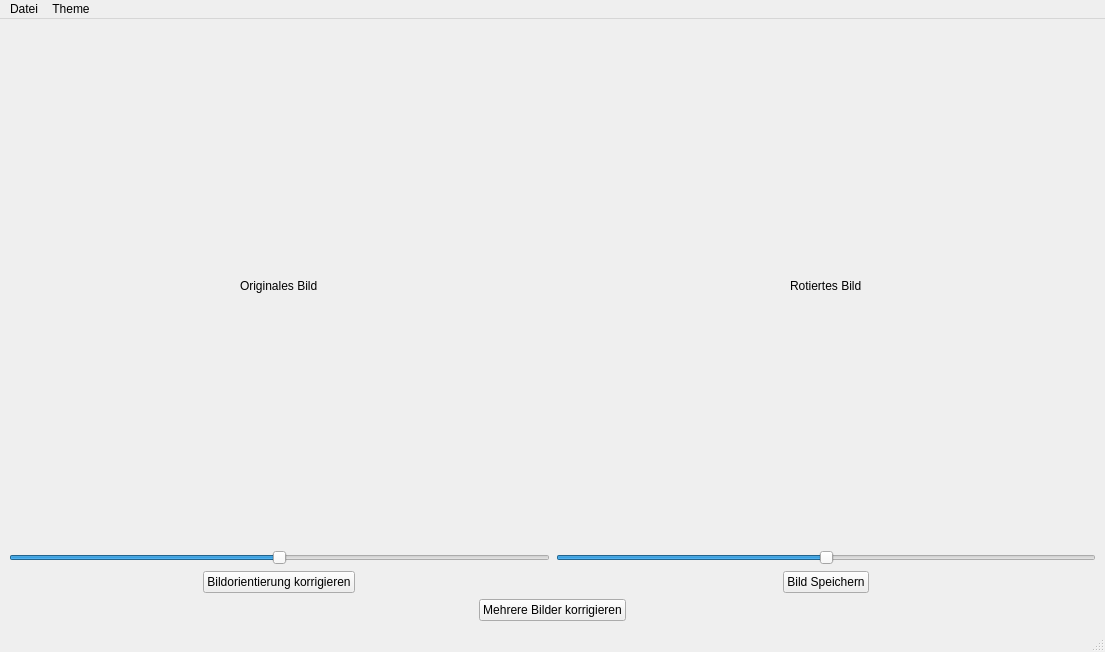
The window that ImageEditor/form.ui (JonasHuu/Automatische-Erkennung-und-Korrektur-der-Bildausrichtung-mithilfe-von-Convolutional-Neural-Networks) describes before a commit, drawn with Qt 5.
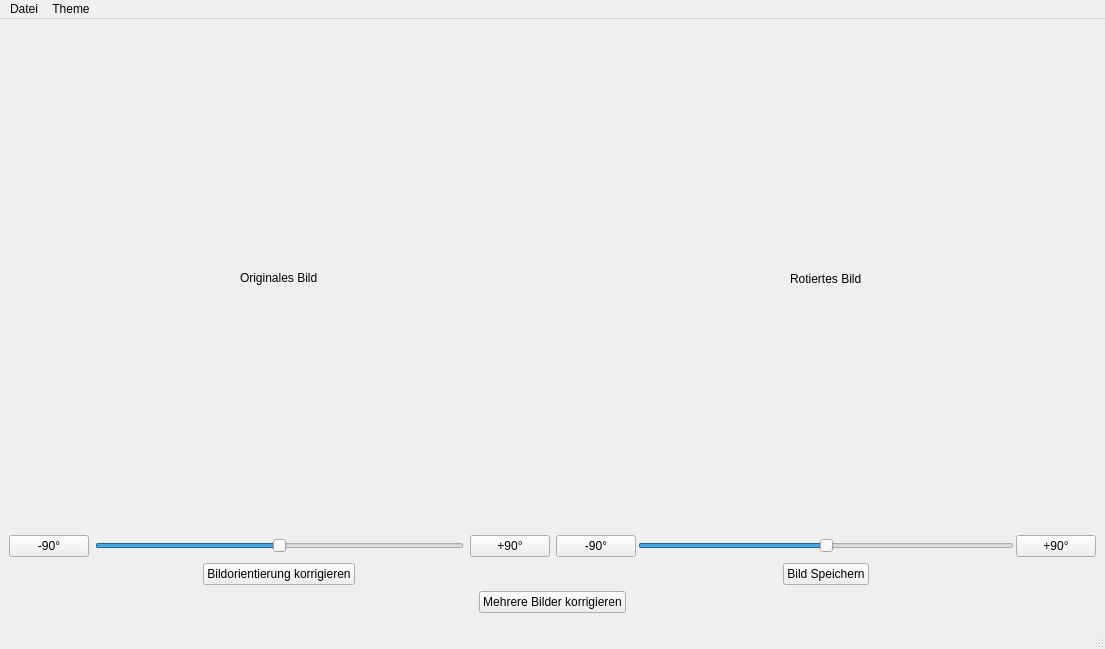
The same window after the commit.

Commit message: added rotate buttons

```diff
--- a/ImageEditor/form.ui
+++ b/ImageEditor/form.ui
@@ -7,7 +7,7 @@
     <x>0</x>
     <y>0</y>
     <width>1105</width>
-    <height>652</height>
+    <height>649</height>
    </rect>
   </property>
   <property name="windowTitle">
@@ -18,7 +18,7 @@
     <item>
      <layout class="QHBoxLayout" name="horizontalLayout">
       <item>
-       <layout class="QVBoxLayout" name="verticalLayout">
+       <layout class="QVBoxLayout" name="verticalLayout" stretch="1,0,0">
         <item alignment="Qt::AlignHCenter|Qt::AlignVCenter">
          <widget class="QLabel" name="original_label">
           <property name="layoutDirection">
@@ -33,6 +33,15 @@
          </widget>
         </item>
         <item>
+         <layout class="QHBoxLayout" name="horizontalLayout_3">
+          <item>
+           <widget class="QPushButton" name="minusButton_2">
+            <property name="text">
+             <string>-90°</string>
+            </property>
+           </widget>
+          </item>
+          <item>
          <widget class="QSlider" name="horizontalSlider">
           <property name="minimum">
            <number>-180</number>
@@ -45,6 +54,15 @@
           </property>
          </widget>
         </item>
+          <item>
+           <widget class="QPushButton" name="plusButton_2">
+            <property name="text">
+             <string>+90°</string>
+            </property>
+           </widget>
+          </item>
+         </layout>
+        </item>
         <item alignment="Qt::AlignHCenter">
          <widget class="QPushButton" name="correct_rotation_button">
           <property name="text">
@@ -55,7 +73,7 @@
        </layout>
       </item>
       <item>
-       <layout class="QVBoxLayout" name="verticalLayout_2">
+       <layout class="QVBoxLayout" name="verticalLayout_2" stretch="1,0,0">
         <item alignment="Qt::AlignHCenter">
          <widget class="QLabel" name="rotated_label">
           <property name="text">
@@ -64,6 +82,24 @@
          </widget>
         </item>
         <item>
+         <layout class="QHBoxLayout" name="horizontalLayout_2" stretch="0,0,0">
+          <property name="spacing">
+           <number>2</number>
+          </property>
+          <property name="sizeConstraint">
+           <enum>QLayout::SetDefaultConstraint</enum>
+          </property>
+          <property name="topMargin">
+           <number>0</number>
+          </property>
+          <item alignment="Qt::AlignLeft">
+           <widget class="QPushButton" name="minusButton">
+            <property name="text">
+             <string>-90°</string>
+            </property>
+           </widget>
+          </item>
+          <item>
          <widget class="QSlider" name="horizontalSlider_2">
           <property name="minimum">
            <number>-180</number>
@@ -76,6 +112,15 @@
           </property>
          </widget>
         </item>
+          <item alignment="Qt::AlignRight">
+           <widget class="QPushButton" name="plusButton">
+            <property name="text">
+             <string>+90°</string>
+            </property>
+           </widget>
+          </item>
+         </layout>
+        </item>
         <item alignment="Qt::AlignHCenter">
          <widget class="QPushButton" name="save_button">
           <property name="text">
@@ -106,6 +151,22 @@
       </property>
      </widget>
     </item>
+    <item>
+     <spacer name="verticalSpacer">
+      <property name="orientation">
+       <enum>Qt::Vertical</enum>
+      </property>
+      <property name="sizeType">
+       <enum>QSizePolicy::Fixed</enum>
+      </property>
+      <property name="sizeHint" stdset="0">
+       <size>
+        <width>20</width>
+        <height>5</height>
+       </size>
+      </property>
+     </spacer>
+    </item>
    </layout>
   </widget>
   <widget class="QMenuBar" name="menubar">
```
Lines whose indentation alone changed are shown as unchanged. The commit also changes 1 other file.
